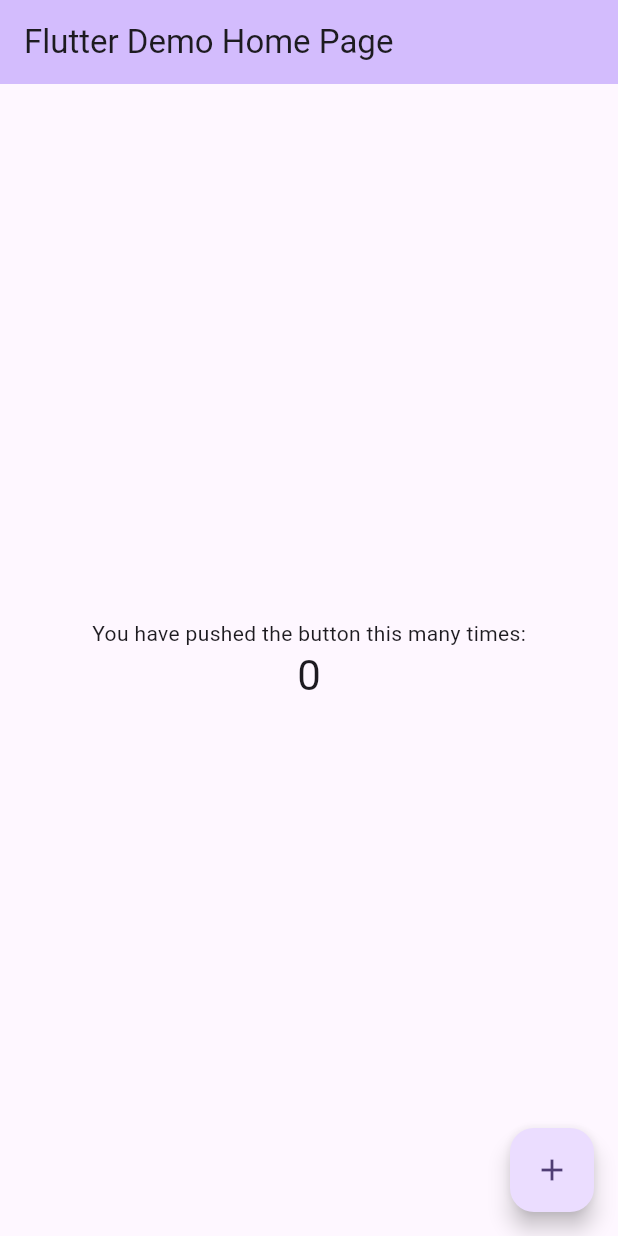
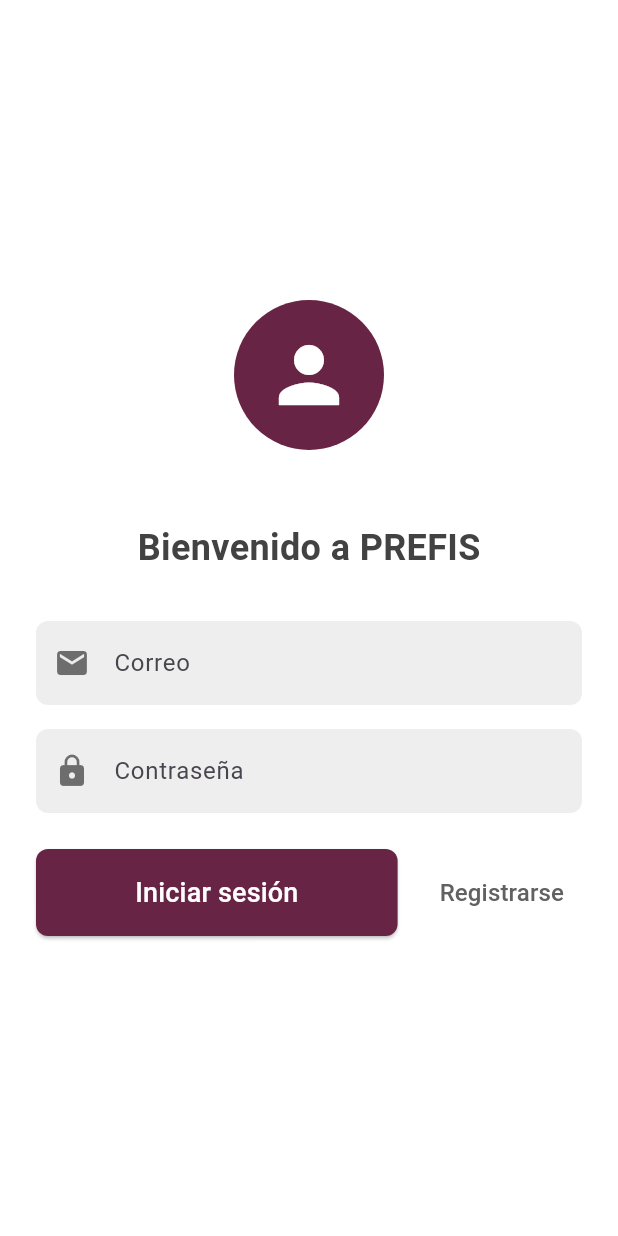
Before and after one commit to RubenTorresNava/integradoramovil, a Flutter app: the screen it shows after launch, on a phone screen of 412 x 824 dp. Run offline on Flutter 3.47's test engine with Material 3 defaults, Android fonts, the phone set to English and light mode, and no system bars.

Commit message:
Creacion de interfaz de inicio de sesión

```diff
--- a/lib/main.dart
+++ b/lib/main.dart
@@ -1,125 +1,29 @@
+// lib/main.dart
+
 import 'package:flutter/material.dart';
+import 'package:provider/provider.dart';
+import 'screens/login_screen.dart';
+import 'viewmodels/login_viewmodel.dart'; // Importa el ViewModel
 
 void main() {
   runApp(const MyApp());
 }
 
 class MyApp extends StatelessWidget {
-  const MyApp({super.key});
+  const MyApp({Key? key}) : super(key: key);
 
-  // This widget is the root of your application.
   @override
   Widget build(BuildContext context) {
-    return MaterialApp(
-      title: 'Flutter Demo',
-      theme: ThemeData(
-        // This is the theme of your application.
-        //
-        // TRY THIS: Try running your application with "flutter run". You'll see
-        // the application has a purple toolbar. Then, without quitting the app,
-        // try changing the seedColor in the colorScheme below to Colors.green
-        // and then invoke "hot reload" (save your changes or press the "hot
-        // reload" button in a Flutter-supported IDE, or press "r" if you used
-        // the command line to start the app).
-        //
-        // Notice that the counter didn't reset back to zero; the application
-        // state is not lost during the reload. To reset the state, use hot
-        // restart instead.
-        //
-        // This works for code too, not just values: Most code changes can be
-        // tested with just a hot reload.
-        colorScheme: ColorScheme.fromSeed(seedColor: Colors.deepPurple),
-        useMaterial3: true,
+    // 5. Envuelve la aplicación en el Provider
+    return ChangeNotifierProvider(
+      create: (context) => LoginViewModel(), // Crea una instancia del ViewModel
+      child: MaterialApp(
+        title: 'PREFIS Login',
+        theme: ThemeData(
+          visualDensity: VisualDensity.adaptivePlatformDensity,
+        ),
+        home: const LoginPage(),
       ),
-      home: const MyHomePage(title: 'Flutter Demo Home Page'),
     );
   }
 }
-
-class MyHomePage extends StatefulWidget {
-  const MyHomePage({super.key, required this.title});
-
-  // This widget is the home page of your application. It is stateful, meaning
-  // that it has a State object (defined below) that contains fields that affect
-  // how it looks.
-
-  // This class is the configuration for the state. It holds the values (in this
-  // case the title) provided by the parent (in this case the App widget) and
-  // used by the build method of the State. Fields in a Widget subclass are
-  // always marked "final".
-
-  final String title;
-
-  @override
-  State<MyHomePage> createState() => _MyHomePageState();
-}
-
-class _MyHomePageState extends State<MyHomePage> {
-  int _counter = 0;
-
-  void _incrementCounter() {
-    setState(() {
-      // This call to setState tells the Flutter framework that something has
-      // changed in this State, which causes it to rerun the build method below
-      // so that the display can reflect the updated values. If we changed
-      // _counter without calling setState(), then the build method would not be
-      // called again, and so nothing would appear to happen.
-      _counter++;
-    });
-  }
-
-  @override
-  Widget build(BuildContext context) {
-    // This method is rerun every time setState is called, for instance as done
-    // by the _incrementCounter method above.
-    //
-    // The Flutter framework has been optimized to make rerunning build methods
-    // fast, so that you can just rebuild anything that needs updating rather
-    // than having to individually change instances of widgets.
-    return Scaffold(
-      appBar: AppBar(
-        // TRY THIS: Try changing the color here to a specific color (to
-        // Colors.amber, perhaps?) and trigger a hot reload to see the AppBar
-        // change color while the other colors stay the same.
-        backgroundColor: Theme.of(context).colorScheme.inversePrimary,
-        // Here we take the value from the MyHomePage object that was created by
-        // the App.build method, and use it to set our appbar title.
-        title: Text(widget.title),
-      ),
-      body: Center(
-        // Center is a layout widget. It takes a single child and positions it
-        // in the middle of the parent.
-        child: Column(
-          // Column is also a layout widget. It takes a list of children and
-          // arranges them vertically. By default, it sizes itself to fit its
-          // children horizontally, and tries to be as tall as its parent.
-          //
-          // Column has various properties to control how it sizes itself and
-          // how it positions its children. Here we use mainAxisAlignment to
-          // center the children vertically; the main axis here is the vertical
-          // axis because Columns are vertical (the cross axis would be
-          // horizontal).
-          //
-          // TRY THIS: Invoke "debug painting" (choose the "Toggle Debug Paint"
-          // action in the IDE, or press "p" in the console), to see the
-          // wireframe for each widget.
-          mainAxisAlignment: MainAxisAlignment.center,
-          children: <Widget>[
-            const Text(
-              'You have pushed the button this many times:',
-            ),
-            Text(
-              '$_counter',
-              style: Theme.of(context).textTheme.headlineMedium,
-            ),
-          ],
-        ),
-      ),
-      floatingActionButton: FloatingActionButton(
-        onPressed: _incrementCounter,
-        tooltip: 'Increment',
-        child: const Icon(Icons.add),
-      ), // This trailing comma makes auto-formatting nicer for build methods.
-    );
-  }
-}
--- /dev/null
+++ b/lib/screens/login_screen.dart
@@ -0,0 +1,43 @@
+// lib/screens/login_screen.dart
+
+import 'package:flutter/material.dart';
+import '../widgets/user_icon.dart'; // Importa el icono
+import '../widgets/login_form.dart'; // Importa el formulario
+
+class LoginPage extends StatelessWidget {
+  const LoginPage({Key? key}) : super(key: key);
+
+  @override
+  Widget build(BuildContext context) {
+    return Scaffold(
+      backgroundColor: Colors.white,
+      body: Center(
+        child: SingleChildScrollView(
+          padding: const EdgeInsets.symmetric(horizontal: 24.0),
+          child: Column(
+            mainAxisAlignment: MainAxisAlignment.center,
+            children: <Widget>[
+              // Widget del Icono de usuario
+              const UserIcon(),
+              const SizedBox(height: 48.0),
+
+              // Texto de bienvenida
+              Text(
+                'Bienvenido a PREFIS',
+                style: TextStyle(
+                  fontSize: 24.0,
+                  fontWeight: FontWeight.bold,
+                  color: Colors.grey[800],
+                ),
+              ),
+              const SizedBox(height: 32.0),
+
+              // Widget del Formulario de inicio de sesión
+              const LoginForm(),
+            ],
+          ),
+        ),
+      ),
+    );
+  }
+}
--- /dev/null
+++ b/lib/viewmodels/login_viewmodel.dart
@@ -0,0 +1,45 @@
+// lib/viewmodels/login_viewmodel.dart
+
+import 'package:flutter/material.dart';
+
+// 1. Un ChangeNotifier es lo que 'Provider' observa para notificar cambios.
+class LoginViewModel extends ChangeNotifier {
+  // Estados para simular carga y errores
+  bool _isLoading = false;
+  String? _errorMessage;
+
+  bool get isLoading => _isLoading;
+  String? get errorMessage => _errorMessage;
+
+  // 2. La lógica de negocio
+  Future<void> signIn(String email, String password, BuildContext context) async {
+    _isLoading = true;
+    _errorMessage = null;
+    notifyListeners(); // Notifica a la UI que muestre el spinner de carga
+
+    // **AQUÍ VA LA LÓGICA PESADA (LLAMADAS A LA API)**
+    await Future.delayed(const Duration(seconds: 2)); // Simula una llamada a la red
+
+    if (email == 'test@prefis.com' && password == '12345') {
+      // 3. Lógica de éxito: Navegación, etc.
+      print("Login exitoso!");
+
+      // Puedes navegar a otra pantalla aquí.
+      // Navigator.of(context).pushReplacement(MaterialPageRoute(builder: (_) => const HomeScreen()));
+
+    } else {
+      // 4. Lógica de error
+      _errorMessage = 'Correo o contraseña incorrectos.';
+      print("Error de Login: $_errorMessage");
+    }
+
+    _isLoading = false;
+    notifyListeners(); // Notifica a la UI que actualice el estado final
+  }
+
+  // Lógica de registro
+  void goToRegister() {
+    print("Navegando a la pantalla de Registro...");
+    // Lógica de navegación para ir a la pantalla de registro
+  }
+}
--- /dev/null
+++ b/lib/widgets/login_form.dart
@@ -0,0 +1,133 @@
+// lib/widgets/login_form.dart
+
+import 'package:flutter/material.dart';
+import 'package:provider/provider.dart';
+import '../viewmodels/login_viewmodel.dart';
+
+class LoginForm extends StatelessWidget {
+  const LoginForm({Key? key}) : super(key: key);
+
+  @override
+  Widget build(BuildContext context) {
+    // 1. Obtener acceso al ViewModel (la lógica)
+    // El widget se reconstruirá cada vez que el ViewModel llame a notifyListeners()
+    final viewModel = Provider.of<LoginViewModel>(context);
+
+    // Controladores de texto. Se definen aquí ya que son necesarios solo para este widget.
+    // El estado de lo que escriben queda en el TextField, pero el valor se pasa al ViewModel al presionar el botón.
+    final TextEditingController emailController = TextEditingController();
+    final TextEditingController passwordController = TextEditingController();
+
+    return Column(
+      children: <Widget>[
+        // Campo de Correo
+        TextField(
+          controller: emailController,
+          keyboardType: TextInputType.emailAddress,
+          decoration: InputDecoration(
+            filled: true,
+            fillColor: Colors.grey[200],
+            prefixIcon: const Icon(Icons.mail, color: Colors.black54),
+            hintText: 'Correo',
+            border: OutlineInputBorder(
+              borderRadius: BorderRadius.circular(8.0),
+              borderSide: BorderSide.none,
+            ),
+            focusedBorder: OutlineInputBorder(
+              borderRadius: BorderRadius.circular(8.0),
+              borderSide: const BorderSide(color: Color.fromRGBO(104, 36, 68, 1), width: 2.0),
+            ),
+            contentPadding: const EdgeInsets.symmetric(vertical: 16.0),
+          ),
+          style: const TextStyle(color: Colors.black87),
+        ),
+        const SizedBox(height: 16.0),
+
+        // Campo de Contraseña
+        TextField(
+          controller: passwordController,
+          obscureText: true,
+          decoration: InputDecoration(
+            filled: true,
+            fillColor: Colors.grey[200],
+            prefixIcon: const Icon(Icons.lock, color: Colors.black54),
+            hintText: 'Contraseña',
+            border: OutlineInputBorder(
+              borderRadius: BorderRadius.circular(8.0),
+              borderSide: BorderSide.none,
+            ),
+            focusedBorder: OutlineInputBorder(
+              borderRadius: BorderRadius.circular(8.0),
+              borderSide: const BorderSide(color: Color.fromRGBO(104, 36, 68, 1), width: 2.0),
+            ),
+            contentPadding: const EdgeInsets.symmetric(vertical: 16.0),
+          ),
+          style: const TextStyle(color: Colors.black87),
+        ),
+
+        // Mensaje de Error
+        if (viewModel.errorMessage != null)
+          Padding(
+            padding: const EdgeInsets.only(top: 8.0),
+            child: Text(
+              viewModel.errorMessage!,
+              style: const TextStyle(color: Colors.red, fontWeight: FontWeight.bold),
+            ),
+          ),
+
+        const SizedBox(height: 24.0),
+
+        // Botones de acción
+        Row(
+          mainAxisAlignment: MainAxisAlignment.center,
+          children: <Widget>[
+            Expanded(
+              child: ElevatedButton(
+                // 2. Lógica del botón: Si está cargando, es null (deshabilitado)
+                onPressed: viewModel.isLoading
+                    ? null
+                    : () {
+                  // Llama a la función signIn del ViewModel, pasando los datos del formulario
+                  viewModel.signIn(
+                    emailController.text,
+                    passwordController.text,
+                    context,
+                  );
+                },
+                style: ElevatedButton.styleFrom(
+                  backgroundColor: const Color.fromRGBO(104, 36, 68, 1),
+                  padding: const EdgeInsets.symmetric(vertical: 16.0),
+                  shape: RoundedRectangleBorder(
+                    borderRadius: BorderRadius.circular(8.0),
+                  ),
+                ),
+                child: viewModel.isLoading
+                    ? const SizedBox(
+                    height: 20,
+                    width: 20,
+                    child: CircularProgressIndicator(color: Colors.white, strokeWidth: 2)
+                ) // Muestra el spinner de carga
+                    : const Text(
+                  'Iniciar sesión',
+                  style: TextStyle(fontSize: 18.0, color: Colors.white),
+                ),
+              ),
+            ),
+            const SizedBox(width: 16.0),
+            TextButton(
+              // 3. Lógica del botón Registrarse
+              onPressed: viewModel.isLoading ? null : viewModel.goToRegister,
+              child: Text(
+                'Registrarse',
+                style: TextStyle(
+                  fontSize: 16.0,
+                  color: Colors.grey[700],
+                ),
+              ),
+            ),
+          ],
+        ),
+      ],
+    );
+  }
+}
--- /dev/null
+++ b/lib/widgets/user_icon.dart
@@ -0,0 +1,22 @@
+import 'package:flutter/material.dart';
+
+class UserIcon extends StatelessWidget {
+  const UserIcon({Key? key}) : super(key: key);
+
+  @override
+  Widget build(BuildContext context) {
+    return Container(
+      width: 100,
+      height: 100,
+      decoration: const BoxDecoration(
+        color: Color.fromRGBO(104, 36, 68, 1),
+        shape: BoxShape.circle,
+      ),
+      child: const Icon(
+        Icons.person,
+        color: Colors.white,
+        size: 60,
+      ),
+    );
+  }
+}
--- a/pubspec.yaml
+++ b/pubspec.yaml
@@ -30,6 +30,7 @@ environment:
 dependencies:
   flutter:
     sdk: flutter
+  provider: ^6.0.0
 
 
   # The following adds the Cupertino Icons font to your application.
```
Also changed, not shown: pubspec.lock, 1 other file.
